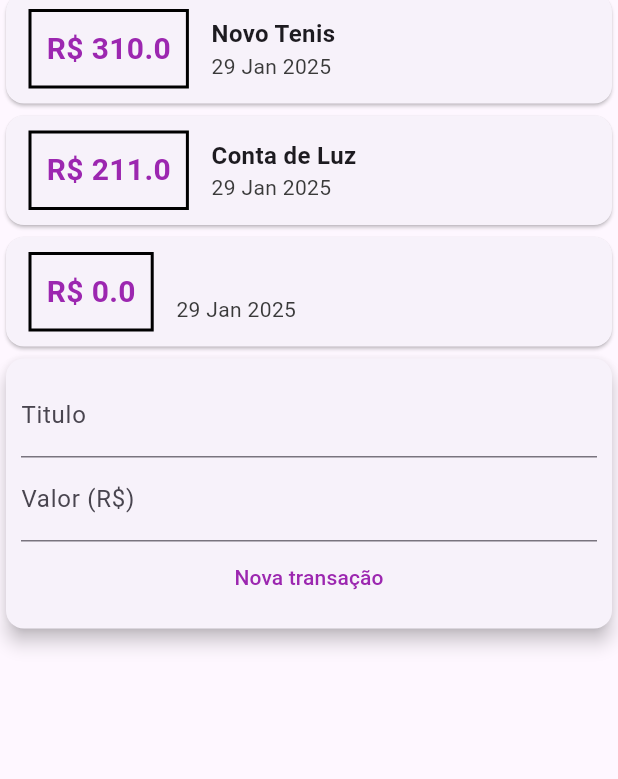
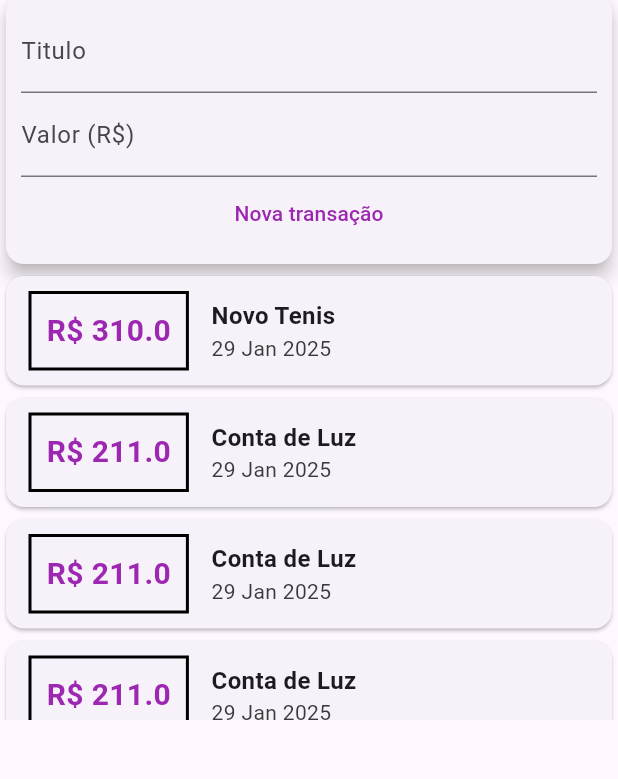
Before and after one commit to LucasLimaAmaral/Expenses_dart, a Flutter app: the screen it shows after launch, after a tap on "Nova transação", on a phone screen of 412 x 824 dp, the part 138-917 px from its top. Run offline on Flutter 3.47's test engine with Material 3 defaults, Android fonts, the phone set to English and light mode, and no system bars.

Commit message:
Widget de Srcoll adicionado

```diff
--- a/lib/components/transaction_user.dart
+++ b/lib/components/transaction_user.dart
@@ -26,6 +26,24 @@ class _TransactionUserState extends State<TransactionUser> {
       title: 'Conta de Luz',
       value: 211,
       date: DateTime.now(),
+    ) ,
+    Transaction(
+      id: 't2',
+      title: 'Conta de Luz',
+      value: 211,
+      date: DateTime.now(),
+    ),
+    Transaction(
+      id: 't2',
+      title: 'Conta de Luz',
+      value: 211,
+      date: DateTime.now(),
+    ),
+    Transaction(
+      id: 't2',
+      title: 'Conta de Luz',
+      value: 211,
+      date: DateTime.now(),
     )
   ];
 
@@ -46,8 +64,8 @@ class _TransactionUserState extends State<TransactionUser> {
   Widget build(BuildContext context) {
     return Column(
       children: [
-        TransactionsList(_transactions),
-        TransactionForm(_addTransaction)
+        TransactionForm(_addTransaction),
+        TransactionsList(_transactions)
       ],
     );
   }
--- a/lib/components/transactions_list.dart
+++ b/lib/components/transactions_list.dart
@@ -9,7 +9,10 @@ class TransactionsList extends StatelessWidget {
 
   @override
   Widget build(BuildContext context) {
-    return Column(
+    return Container(
+      height: 300,
+      child: SingleChildScrollView(
+        child: Column(
           children: transactions.map((tr) {
               return Card(
                 child: Row(
@@ -52,6 +55,8 @@ class TransactionsList extends StatelessWidget {
                 ),
               );
             }).toList(),
+        ),
+      ),
     );
   }
 }
--- a/lib/main.dart
+++ b/lib/main.dart
@@ -22,7 +22,8 @@ class MyHomePage extends StatelessWidget {
         appBar: AppBar(
           title: Text('Despesas Pessoais'),
         ),
-        body: Column(
+        body: SingleChildScrollView(
+          child: Column(
             crossAxisAlignment: CrossAxisAlignment.stretch,
             children: <Widget>[
               Container(
@@ -33,6 +34,7 @@ class MyHomePage extends StatelessWidget {
               ),
               TransactionUser()
             ],
+          ),
         ));
   }
 }
```
Lines whose indentation alone changed are shown as unchanged.
